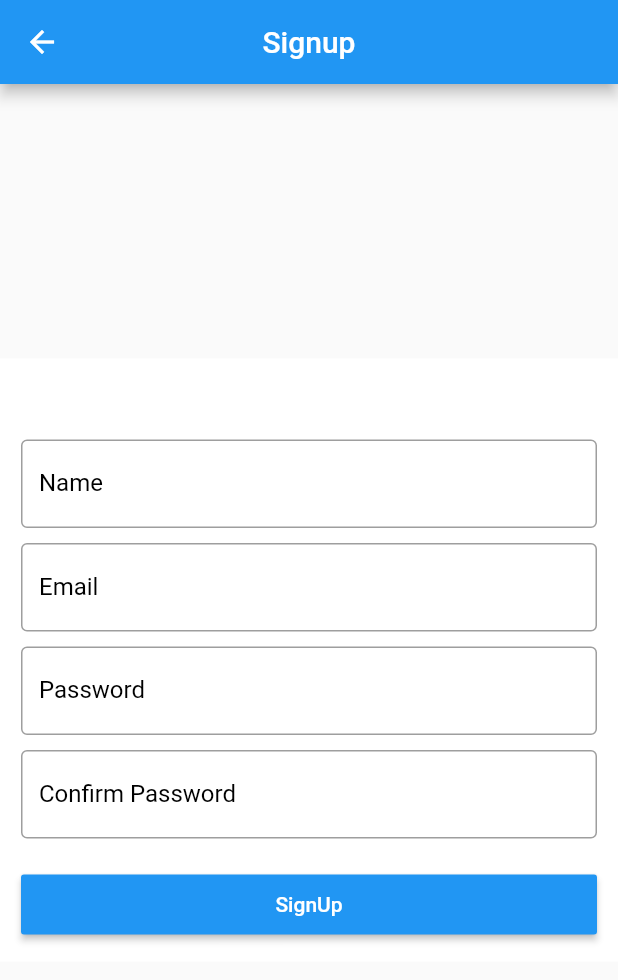
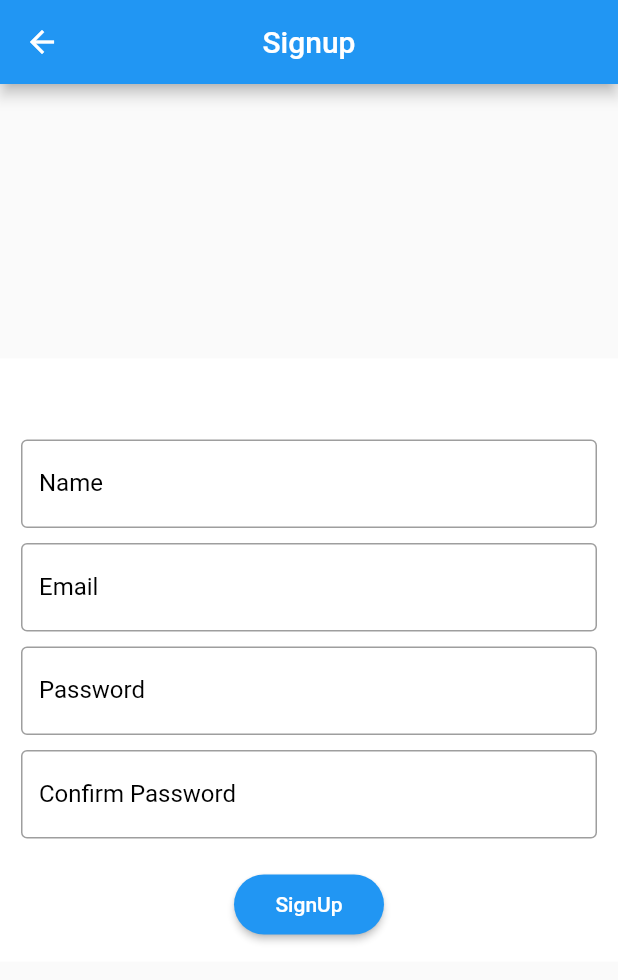
Before and after one commit to ahmed3ssem/venusera_task, a Flutter app: the screen it shows after launch, after a tap on "SignUp", on a phone screen of 412 x 824 dp. Shown: the top 980 px of the screen. Run offline on Flutter 3.47's test engine with Material 2 defaults, Android fonts, the phone set to English and light mode, and no system bars; our stand-ins replace fluttertoast; missing offline and left inert: multi_image_picker; network calls fail.

Commit message:
update in design

```diff
--- a/lib/login.dart
+++ b/lib/login.dart
@@ -129,6 +129,8 @@ class _UserLoginState extends State<UserLogin> {
                       color: Colors.blue,
                       height: 40,
                       child: Text("LOGIN"),
+                        shape: new RoundedRectangleBorder(borderRadius: new BorderRadius.circular(30.0)),
+                      minWidth: 100,
                     ),
                   ),
                   SizedBox(
@@ -146,6 +148,8 @@ class _UserLoginState extends State<UserLogin> {
                       color: Colors.blue,
                       height: 40,
                       child: Text("SignUp"),
+                        shape: new RoundedRectangleBorder(borderRadius: new BorderRadius.circular(30.0)),
+                        minWidth: 100
                     ),
                   ),
                 ],
--- a/lib/signup.dart
+++ b/lib/signup.dart
@@ -1,6 +1,7 @@
 import 'package:flutter/cupertino.dart';
 import 'package:flutter/material.dart';
 import 'package:venusera_task/login.dart';
+import 'package:venusera_task/service_provider_list.dart';
 import 'package:venusera_task/serviceprovider.dart';
 import 'package:fluttertoast/fluttertoast.dart';
 
@@ -178,11 +179,17 @@ class _SignUpState extends State<SignUp> {
                     //color: Colors.green,
                     minWidth: double.infinity,
                     child: MaterialButton(
-                      onPressed: () => {},
+                      onPressed: () => {
+                        Navigator.push(
+                          context,
+                          MaterialPageRoute(builder: (context) =>ServiceProviderList()),)
+                      },
                       textColor: Colors.white,
                       color: Colors.blue,
                       height: 40,
                       child: Text("SignUp"),
+                        shape: new RoundedRectangleBorder(borderRadius: new BorderRadius.circular(30.0)),
+                        minWidth: 100
                     ),
                   ),
                 ],
```
Also changed, not shown: lib/service_provider_list.dart (+8 -5 lines).
